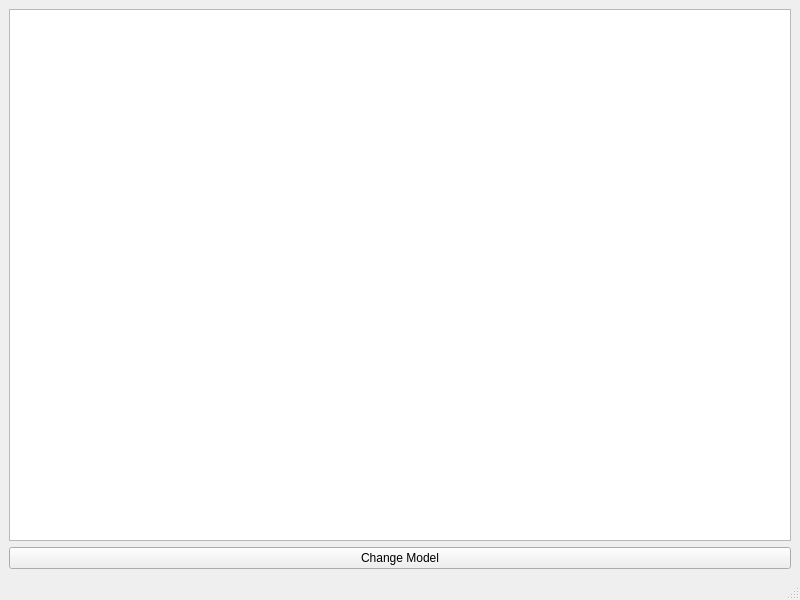
Qt form mainwindow.ui (uriegel/Kommander) before a commit.
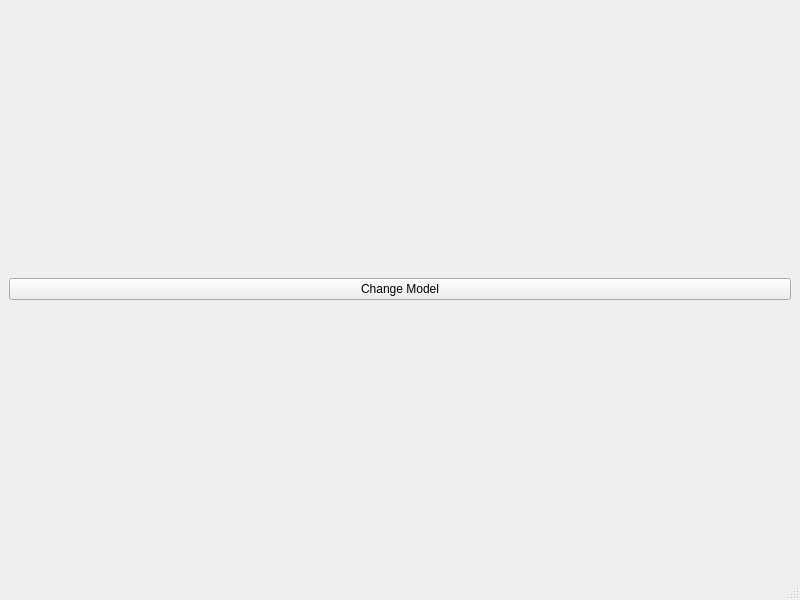
The same form after that commit.

Commit message: FolderView outside of designer KeyEvents SetSelection SetCurrentIndex

```diff
--- a/mainwindow.ui
+++ b/mainwindow.ui
@@ -18,39 +18,14 @@
   <property name="windowTitle">
    <string>MainWindow</string>
   </property>
+  <property name="layoutDirection">
+   <enum>Qt::LeftToRight</enum>
+  </property>
   <widget class="QWidget" name="centralwidget">
+   <property name="layoutDirection">
+    <enum>Qt::LeftToRight</enum>
+   </property>
    <layout class="QVBoxLayout" name="verticalLayout">
-    <item>
-     <widget class="QTreeView" name="folderView">
-      <property name="selectionMode">
-       <enum>QAbstractItemView::MultiSelection</enum>
-      </property>
-      <property name="selectionBehavior">
-       <enum>QAbstractItemView::SelectRows</enum>
-      </property>
-      <property name="textElideMode">
-       <enum>Qt::ElideNone</enum>
-      </property>
-      <property name="rootIsDecorated">
-       <bool>false</bool>
-      </property>
-      <property name="uniformRowHeights">
-       <bool>true</bool>
-      </property>
-      <property name="itemsExpandable">
-       <bool>false</bool>
-      </property>
-      <property name="sortingEnabled">
-       <bool>true</bool>
-      </property>
-      <property name="allColumnsShowFocus">
-       <bool>true</bool>
-      </property>
-      <attribute name="headerShowSortIndicator" stdset="0">
-       <bool>true</bool>
-      </attribute>
-     </widget>
-    </item>
     <item>
      <widget class="QPushButton" name="changeModelButton">
       <property name="text">
```
Left out of the diff: 2 changed lines with no effect on the pictures. The commit also changes 5 other files.
